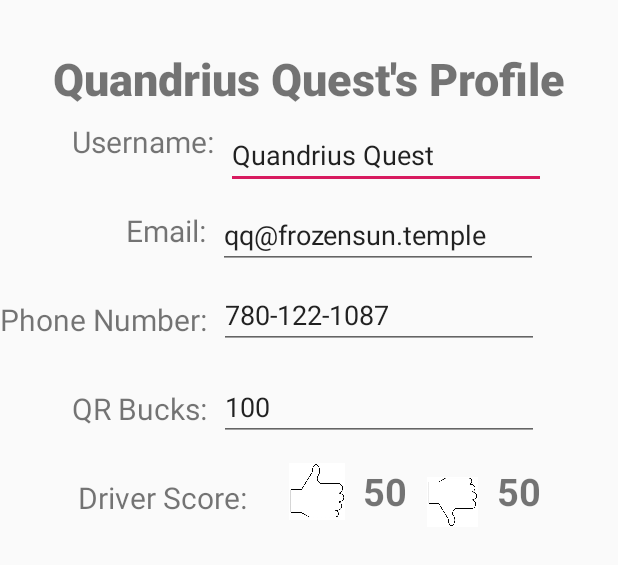
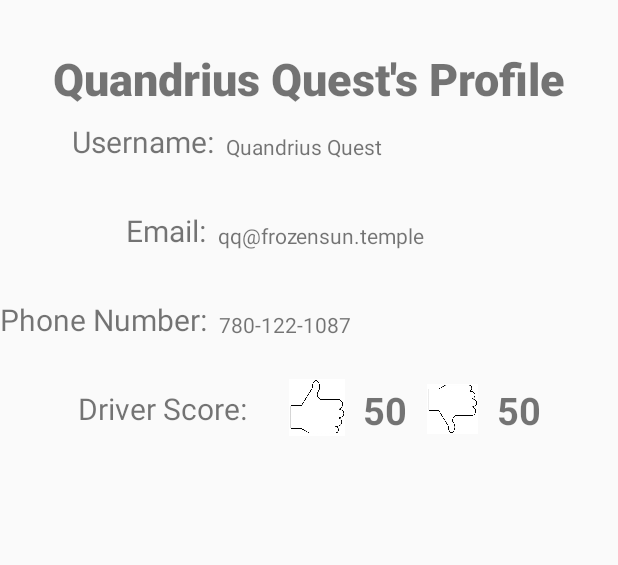
Before and after one commit to CMPUT301W20T13/SkipTheGas, an Android app: the layout driver_profile_fragment_layout.xml on its own in the app's theme, with its tools: preview values and no code run, on a phone screen of 412 x 824 dp. Shown: the top 565 px of the screen. Run offline under Robolectric (Android 15) with nearby library versions, the phone set to English and light mode, and no system bars.

```diff
--- a/SkipTheGas/app/src/main/java/com/example/skipthegas/YourRideRequestActivity.java
+++ b/SkipTheGas/app/src/main/java/com/example/skipthegas/YourRideRequestActivity.java
@@ -128,7 +128,10 @@ public class YourRideRequestActivity extends AppCompatActivity {
 
     }
 
-
+    public String getDriverName() {
+        String driverName = String.valueOf(driver.getText());
+        return driverName;
+    }
 
     /**
      * This displays to the screen that a ride has been cancelled if the user selects "ok" on the
--- a/SkipTheGas/app/src/main/res/layout/driver_profile_fragment_layout.xml
+++ b/SkipTheGas/app/src/main/res/layout/driver_profile_fragment_layout.xml
@@ -51,17 +51,6 @@
         app:layout_constraintTop_toBottomOf="@+id/textView5" />
 
     <TextView
-        android:id="@+id/textView7"
-        android:layout_width="wrap_content"
-        android:layout_height="wrap_content"
-        android:layout_marginStart="48dp"
-        android:layout_marginTop="32dp"
-        android:text="QR Bucks:"
-        android:textSize="20dp"
-        app:layout_constraintStart_toStartOf="parent"
-        app:layout_constraintTop_toBottomOf="@+id/textView6" />
-
-    <TextView
         android:id="@+id/textView9"
         android:layout_width="wrap_content"
         android:layout_height="wrap_content"
@@ -70,93 +59,80 @@
         android:text="Driver Score:"
         android:textSize="20dp"
         app:layout_constraintStart_toStartOf="parent"
-        app:layout_constraintTop_toBottomOf="@+id/textView7" />
+        app:layout_constraintTop_toBottomOf="@+id/textView6" />
 
-    <EditText
-        android:id="@+id/editText3"
+    <TextView
+        android:id="@+id/username_textView"
         android:layout_width="wrap_content"
         android:layout_height="wrap_content"
         android:layout_marginStart="8dp"
-        android:layout_marginTop="8dp"
+        android:layout_marginTop="15dp"
         android:ems="10"
         android:inputType="textPersonName"
         android:text="Quandrius Quest"
         app:layout_constraintStart_toEndOf="@+id/textView4"
         app:layout_constraintTop_toBottomOf="@+id/textView8" />
 
-    <EditText
-        android:id="@+id/editText4"
+    <TextView
+        android:id="@+id/email_textView"
         android:layout_width="wrap_content"
         android:layout_height="wrap_content"
         android:layout_marginStart="8dp"
-        android:layout_marginTop="8dp"
+        android:layout_marginTop="40dp"
         android:ems="10"
         android:inputType="textEmailAddress"
         android:text="qq@frozensun.temple"
         app:layout_constraintStart_toEndOf="@+id/textView5"
-        app:layout_constraintTop_toBottomOf="@+id/editText3" />
+        app:layout_constraintTop_toBottomOf="@+id/username_textView" />
 
-    <EditText
-        android:id="@+id/editText5"
+    <TextView
+        android:id="@+id/phone_textView"
         android:layout_width="wrap_content"
         android:layout_height="wrap_content"
         android:layout_marginStart="8dp"
-        android:layout_marginTop="8dp"
+        android:layout_marginTop="40dp"
         android:ems="10"
         android:inputType="phone"
         android:text="780-122-1087"
         app:layout_constraintStart_toEndOf="@+id/textView6"
-        app:layout_constraintTop_toBottomOf="@+id/editText4" />
-
-    <EditText
-        android:id="@+id/editText6"
-        android:layout_width="wrap_content"
-        android:layout_height="wrap_content"
-        android:layout_marginStart="8dp"
-        android:layout_marginTop="16dp"
-        android:ems="10"
-        android:inputType="number"
-        android:text="100"
-        app:layout_constraintStart_toEndOf="@+id/textView7"
-        app:layout_constraintTop_toBottomOf="@+id/editText5" />
-
+        app:layout_constraintTop_toBottomOf="@+id/email_textView" />
 
     <TextView
         android:id="@+id/textView10"
         android:layout_width="wrap_content"
         android:layout_height="wrap_content"
-        android:layout_marginTop="16dp"
+        android:layout_marginTop="30dp"
         android:layout_marginEnd="48dp"
         android:text="50"
         android:textSize="25dp"
         android:textStyle="bold"
         app:layout_constraintEnd_toStartOf="@+id/textView11"
         app:layout_constraintStart_toEndOf="@+id/imageView"
-        app:layout_constraintTop_toBottomOf="@+id/editText6" />
+        app:layout_constraintTop_toBottomOf="@+id/phone_textView" />
 
     <TextView
         android:id="@+id/textView11"
         android:layout_width="wrap_content"
         android:layout_height="wrap_content"
         android:layout_marginStart="8dp"
-        android:layout_marginTop="16dp"
+        android:layout_marginTop="30dp"
         android:layout_marginEnd="48dp"
         android:text="50"
         android:textSize="25dp"
         android:textStyle="bold"
         app:layout_constraintEnd_toEndOf="parent"
         app:layout_constraintStart_toEndOf="@+id/imageView2"
-        app:layout_constraintTop_toBottomOf="@+id/editText6" />
+        app:layout_constraintTop_toBottomOf="@+id/phone_textView" />
 
     <ImageView
         android:id="@+id/imageView"
         android:layout_width="37dp"
         android:layout_height="51dp"
         android:layout_marginStart="16dp"
-        android:layout_marginTop="8dp"
+        android:layout_marginTop="20dp"
         app:layout_constraintEnd_toStartOf="@+id/textView10"
         app:layout_constraintStart_toEndOf="@+id/textView9"
-        app:layout_constraintTop_toBottomOf="@+id/editText6"
+        app:layout_constraintTop_toBottomOf="@+id/phone_textView"
         app:srcCompat="@drawable/thumbs_up" />
 
     <ImageView
@@ -164,10 +140,10 @@
         android:layout_width="38dp"
         android:layout_height="33dp"
         android:layout_marginStart="8dp"
-        android:layout_marginTop="24dp"
+        android:layout_marginTop="30dp"
         app:layout_constraintEnd_toStartOf="@+id/textView11"
         app:layout_constraintStart_toEndOf="@+id/textView10"
-        app:layout_constraintTop_toBottomOf="@+id/editText6"
+        app:layout_constraintTop_toBottomOf="@+id/phone_textView"
         app:srcCompat="@drawable/thumbs_down" />
 
 </androidx.constraintlayout.widget.ConstraintLayout>
--- a/SkipTheGas/app/src/main/res/layout/rider_profile_edit_layout.xml
+++ b/SkipTheGas/app/src/main/res/layout/rider_profile_edit_layout.xml
@@ -107,12 +107,14 @@
         android:id="@+id/editText5"
         android:layout_width="wrap_content"
         android:layout_height="wrap_content"
+        android:layout_marginStart="166dp"
         android:layout_marginTop="30dp"
         android:layout_marginEnd="16dp"
         android:ems="10"
+
         android:inputType="phone"
-
         app:layout_constraintEnd_toEndOf="parent"
+        app:layout_constraintStart_toStartOf="@+id/textView6"
         app:layout_constraintTop_toBottomOf="@+id/editText4" />
 
     <TextView
```
Also changed, not shown: SkipTheGas/app/src/main/java/com/example/skipthegas/DriverProfileFragment.java (+72 -1 lines).
